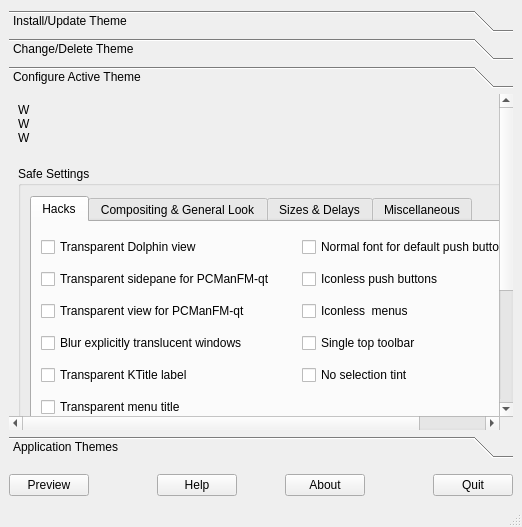
The window that Kvantum/kvantummanager/kvantummanager.ui (tsujan/Kvantum) describes before a commit, drawn with Qt 5.
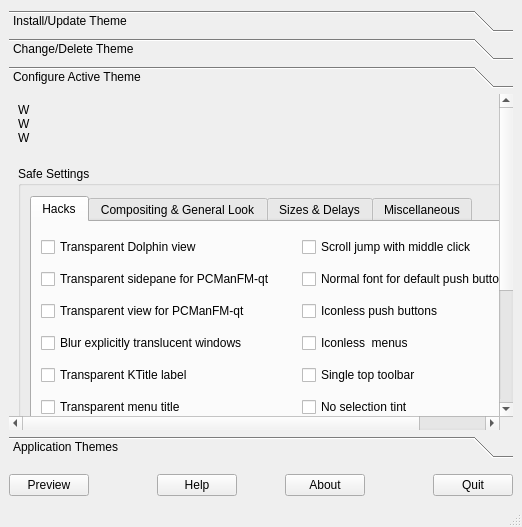
The same window after the commit. The open tabs and pages were chosen to show the change. Icons and pictures are not drawn. Custom widgets are drawn as their Qt base class.

Commit message:
A hacking key for a middle-click scroll jump
The default is left click.

```diff
--- a/Kvantum/kvantummanager/kvantummanager.ui
+++ b/Kvantum/kvantummanager/kvantummanager.ui
@@ -441,14 +441,14 @@
                 </spacer>
                </item>
                <item row="0" column="3" colspan="2">
-                <widget class="QCheckBox" name="checkBoxNormalBtn">
+                <widget class="QCheckBox" name="checkBoxScrollJump">
                  <property name="toolTip">
                   <string>No bold font for default push buttons?
 
 Such push buttons have bold text by default.</string>
                  </property>
                  <property name="text">
-                  <string>Normal font for default push buttons</string>
+                  <string>Scroll jump with middle click</string>
                  </property>
                 </widget>
                </item>
@@ -480,7 +480,7 @@
                 </widget>
                </item>
                <item row="1" column="3" colspan="2">
-                <widget class="QCheckBox" name="checkBoxIconlessBtn">
+                <widget class="QCheckBox" name="checkBoxNormalBtn">
                  <property name="toolTip">
                   <string>No icon for push buttons that have text?
 
@@ -490,7 +490,7 @@
 Miscellaneous → Respect current DE if possible</string>
                  </property>
                  <property name="text">
-                  <string>Iconless push buttons</string>
+                  <string>Normal font for default push buttons</string>
                  </property>
                 </widget>
                </item>
@@ -509,7 +509,7 @@
                 </widget>
                </item>
                <item row="2" column="3" colspan="2">
-                <widget class="QCheckBox" name="checkBoxIconlessMenu">
+                <widget class="QCheckBox" name="checkBoxIconlessBtn">
                  <property name="toolTip">
                   <string>No icon for menu-items?
 
@@ -519,7 +519,7 @@
 Miscellaneous → Respect current DE if possible</string>
                  </property>
                  <property name="text">
-                  <string>Iconless  menus</string>
+                  <string>Iconless push buttons</string>
                  </property>
                 </widget>
                </item>
@@ -539,7 +539,7 @@
                 </widget>
                </item>
                <item row="3" column="3" colspan="2">
-                <widget class="QCheckBox" name="checkBoxToolbar">
+                <widget class="QCheckBox" name="checkBoxIconlessMenu">
                  <property name="toolTip">
                   <string>Only the top toolbar should be styled?
 
@@ -548,7 +548,7 @@
 other position.</string>
                  </property>
                  <property name="text">
-                  <string>Single top toolbar</string>
+                  <string>Iconless  menus</string>
                  </property>
                 </widget>
                </item>
@@ -566,7 +566,7 @@
                 </widget>
                </item>
                <item row="4" column="3" colspan="2">
-                <widget class="QCheckBox" name="checkBoxTint">
+                 <widget class="QCheckBox" name="checkBoxToolbar">
                  <property name="toolTip">
                   <string>Do not tint selected label icons with
 the highlight color!</string>
@@ -575,7 +575,7 @@
                   <string>&lt;html&gt;&lt;head/&gt;&lt;body&gt;&lt;p&gt;By default, selected label icons are tinted by the highlight color.&lt;/p&gt;&lt;p&gt;Checking this box removes the tint.&lt;/p&gt;&lt;/body&gt;&lt;/html&gt;</string>
                  </property>
                  <property name="text">
-                  <string>No selection tint</string>
+                  <string>Single top toolbar</string>
                  </property>
                 </widget>
                </item>
@@ -593,6 +593,20 @@
                  </property>
                 </widget>
                </item>
+               <item row="5" column="3" colspan="2">
+                <widget class="QCheckBox" name="checkBoxTint">
+                 <property name="toolTip">
+                  <string>Do not tint selected label icons with
+the highlight color!</string>
+                 </property>
+                 <property name="whatsThis">
+                  <string>&lt;html&gt;&lt;head/&gt;&lt;body&gt;&lt;p&gt;By default, selected label icons are tinted by the highlight color.&lt;/p&gt;&lt;p&gt;Checking this box removes the tint.&lt;/p&gt;&lt;/body&gt;&lt;/html&gt;</string>
+                 </property>
+                 <property name="text">
+                  <string>No selection tint</string>
+                 </property>
+                </widget>
+               </item>
                <item row="6" column="1">
                 <widget class="QCheckBox" name="checkBoxKCapacity">
                  <property name="toolTip">
```
Left out of the diff: 35 changed lines with no effect on the pictures. The commit also changes 12 other files.
